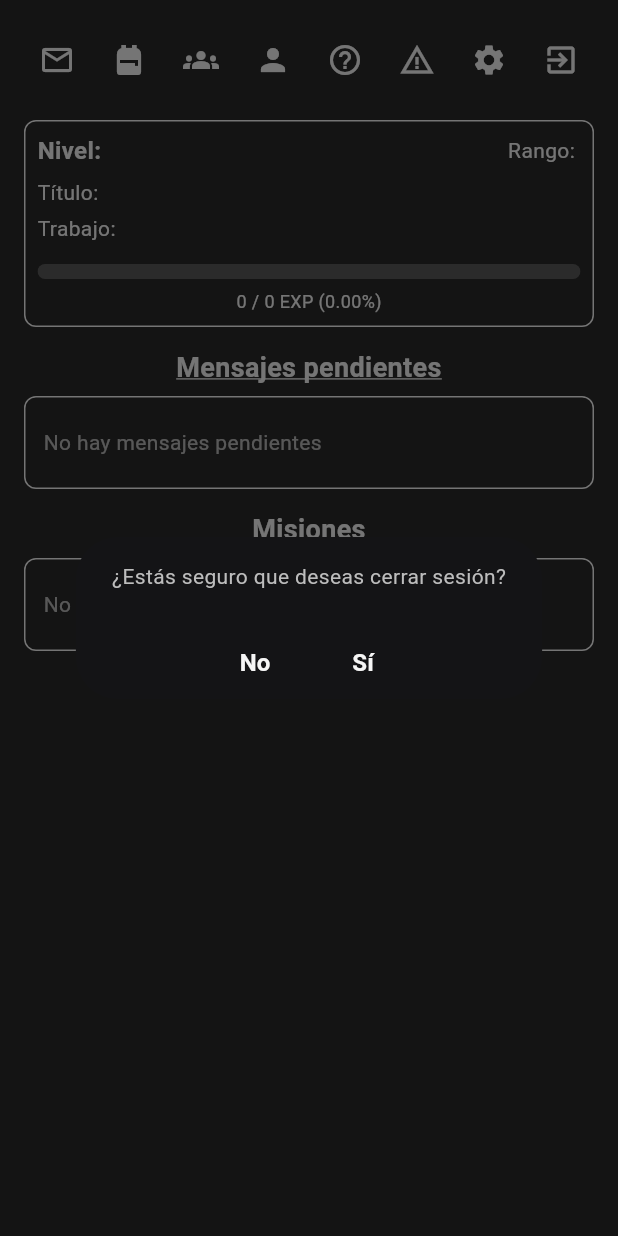
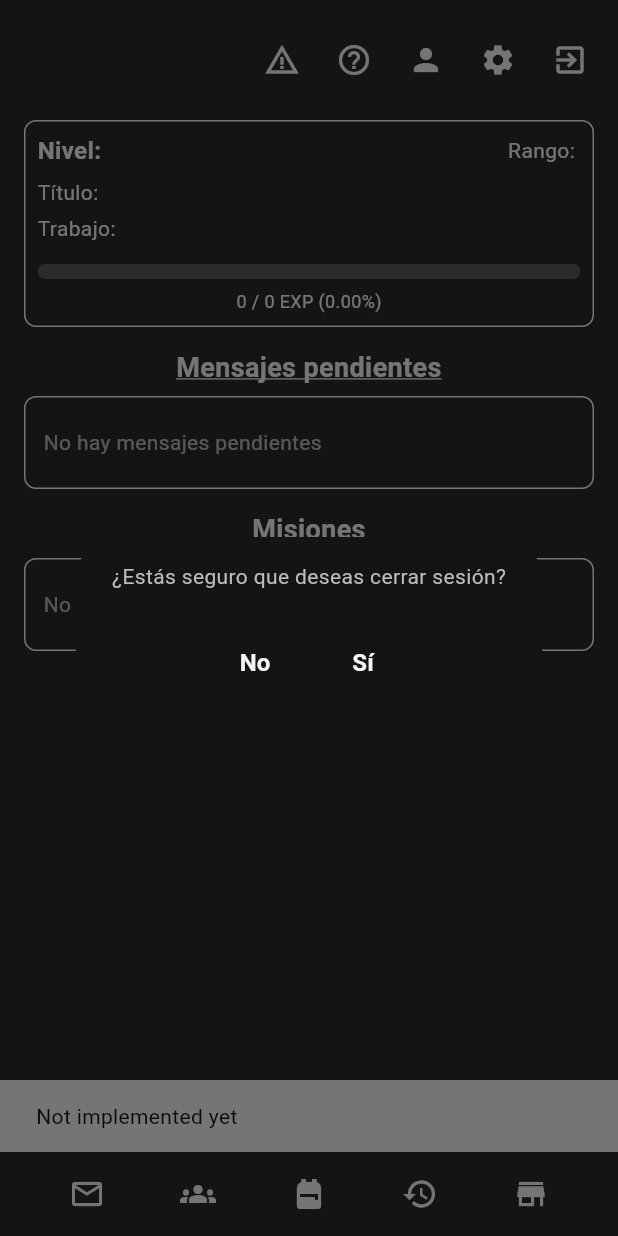
Before and after one commit to Noroetry/lagfrontend, a Flutter app: the HomeScreen screen opened directly, after a tap on the "exit to app" icon, on a phone screen of 412 x 824 dp. Run offline on Flutter 3.47's test engine with Material 3 defaults, Android fonts, the phone set to English and light mode, and no system bars; our stand-ins replace flutter_secure_storage, jwt_decoder; accounts and stored records are empty; network calls fail.

Commit message:
Arreglamos botones

```diff
--- a/lib/views/home/home_screen.dart
+++ b/lib/views/home/home_screen.dart
@@ -4,7 +4,8 @@ import 'package:lagfrontend/controllers/auth_controller.dart';
 import 'package:lagfrontend/controllers/message_controller.dart';
 import 'package:lagfrontend/controllers/quest_controller.dart';
 import 'package:lagfrontend/widgets/coordinated_popups_handler.dart';
-import 'package:lagfrontend/views/home/widgets/home_app_bar.dart';
+import 'package:lagfrontend/views/home/widgets/home_settings_bar.dart';
+import 'package:lagfrontend/views/home/widgets/home_bottom_bar.dart';
 import 'package:lagfrontend/views/home/widgets/user_info_panel.dart';
 import 'package:lagfrontend/views/home/widgets/active_quests_panel.dart';
 import 'package:lagfrontend/views/home/widgets/unread_messages_panel.dart';
@@ -193,8 +194,8 @@ class _HomeScreenState extends State<HomeScreen> {
             child: Column(
               crossAxisAlignment: CrossAxisAlignment.stretch,
               children: [
-                // Top action bar with icons
-                const HomeAppBar(),
+                // Top settings bar with support icons
+                const HomeSettingsBar(),
 
                 const SizedBox(height: 12),
 
@@ -247,6 +248,9 @@ class _HomeScreenState extends State<HomeScreen> {
           ),
         ),
       ),
+      bottomNavigationBar: const SafeArea(
+        child: HomeBottomBar(),
+      ),
     );
   }
 }
--- /dev/null
+++ b/lib/views/home/widgets/home_bottom_bar.dart
@@ -0,0 +1,69 @@
+import 'package:flutter/material.dart';
+
+/// Widget that displays the bottom navigation bar with game functionality icons.
+class HomeBottomBar extends StatelessWidget {
+  const HomeBottomBar({super.key});
+
+  @override
+  Widget build(BuildContext context) {
+    return Container(
+      color: Colors.transparent,
+      padding: const EdgeInsets.symmetric(horizontal: 8.0, vertical: 4.0),
+      child: Row(
+        mainAxisAlignment: MainAxisAlignment.spaceEvenly,
+        children: [
+          IconButton(
+            icon: const Icon(Icons.mail_outline),
+            color: Colors.white,
+            tooltip: 'Mensajes',
+            onPressed: () {
+              ScaffoldMessenger.of(context).showSnackBar(
+                const SnackBar(content: Text('Not implemented yet')),
+              );
+            },
+          ),
+          IconButton(
+            icon: const Icon(Icons.groups),
+            color: Colors.white,
+            tooltip: 'Social',
+            onPressed: () {
+              ScaffoldMessenger.of(context).showSnackBar(
+                const SnackBar(content: Text('Not implemented yet')),
+              );
+            },
+          ),
+          IconButton(
+            icon: const Icon(Icons.backpack),
+            color: Colors.white,
+            tooltip: 'Inventario',
+            onPressed: () {
+              ScaffoldMessenger.of(context).showSnackBar(
+                const SnackBar(content: Text('Not implemented yet')),
+              );
+            },
+          ),
+          IconButton(
+            icon: const Icon(Icons.history),
+            color: Colors.white,
+            tooltip: 'Histórico de Quests',
+            onPressed: () {
+              ScaffoldMessenger.of(context).showSnackBar(
+                const SnackBar(content: Text('Not implemented yet')),
+              );
+            },
+          ),
+          IconButton(
+            icon: const Icon(Icons.store),
+            color: Colors.white,
+            tooltip: 'Tienda',
+            onPressed: () {
+              ScaffoldMessenger.of(context).showSnackBar(
+                const SnackBar(content: Text('Not implemented yet')),
+              );
+            },
+          ),
+        ],
+      ),
+    );
+  }
+}
--- /dev/null
+++ b/lib/views/home/widgets/home_settings_bar.dart
@@ -0,0 +1,98 @@
+import 'package:flutter/material.dart';
+import 'package:provider/provider.dart';
+import 'package:lagfrontend/controllers/auth_controller.dart';
+import 'package:lagfrontend/views/auth/auth_gate.dart';
+
+/// Widget that displays the top settings bar with report, help, profile, settings, and logout buttons.
+class HomeSettingsBar extends StatelessWidget {
+  const HomeSettingsBar({super.key});
+
+  @override
+  Widget build(BuildContext context) {
+    final authController = Provider.of<AuthController>(context, listen: false);
+
+    return Container(
+      color: Colors.transparent,
+      padding: const EdgeInsets.symmetric(horizontal: 8.0, vertical: 4.0),
+      child: Row(
+        mainAxisAlignment: MainAxisAlignment.end,
+        children: [
+          IconButton(
+            icon: const Icon(Icons.warning_amber),
+            color: Colors.white,
+            tooltip: 'Reporte',
+            onPressed: () {
+              ScaffoldMessenger.of(context).showSnackBar(
+                const SnackBar(content: Text('Not implemented yet')),
+              );
+            },
+          ),
+          IconButton(
+            icon: const Icon(Icons.help_outline),
+            color: Colors.white,
+            tooltip: 'Ayuda',
+            onPressed: () {
+              ScaffoldMessenger.of(context).showSnackBar(
+                const SnackBar(content: Text('Not implemented yet')),
+              );
+            },
+          ),
+          IconButton(
+            icon: const Icon(Icons.person),
+            color: Colors.white,
+            tooltip: 'Perfil',
+            onPressed: () {
+              ScaffoldMessenger.of(context).showSnackBar(
+                const SnackBar(content: Text('Not implemented yet')),
+              );
+            },
+          ),
+          IconButton(
+            icon: const Icon(Icons.settings),
+            color: Colors.white,
+            tooltip: 'Configuración',
+            onPressed: () {
+              ScaffoldMessenger.of(context).showSnackBar(
+                const SnackBar(content: Text('Not implemented yet')),
+              );
+            },
+          ),
+          IconButton(
+            icon: const Icon(Icons.exit_to_app),
+            color: Colors.white,
+            tooltip: 'Cerrar sesión',
+            onPressed: () async {
+              final navigator = Navigator.of(context);
+              final confirmed = await showDialog<bool>(
+                context: context,
+                builder: (ctx) => AlertDialog(
+                  content: const Text('¿Estás seguro que deseas cerrar sesión?'),
+                  actionsAlignment: MainAxisAlignment.center,
+                  actionsPadding: const EdgeInsets.symmetric(horizontal: 16),
+                  actions: [
+                    TextButton(
+                      onPressed: () => Navigator.of(ctx).pop(false),
+                      child: const Text('No'),
+                    ),
+                    TextButton(
+                      onPressed: () => Navigator.of(ctx).pop(true),
+                      child: const Text('Sí'),
+                    ),
+                  ],
+                ),
+              );
+              if (confirmed == true) {
+                if (!navigator.mounted) return;
+                authController.logout();
+                navigator.pushAndRemoveUntil(
+                  MaterialPageRoute(builder: (context) => const AuthGate()),
+                  (Route<dynamic> route) => false,
+                );
+              }
+            },
+          ),
+        ],
+      ),
+    );
+  }
+}
--- a/lib/widgets/coordinated_popups_handler.dart
+++ b/lib/widgets/coordinated_popups_handler.dart
@@ -27,16 +27,16 @@ class CoordinatedPopupsHandler {
 
     var processedAny = false;
 
-    // 1. Procesar mensajes
-    processedAny |= await _processMessages(context, messageController);
-    if (!context.mounted) return processedAny;
-
-    // 2. Procesar quests con state 'N'
+    // 1. Procesar quests con state 'N' primero
     processedAny |= await _processQuestsByState(context, questController, 'N');
     if (!context.mounted) return processedAny;
 
-    // 3. Procesar quests con state 'P'
+    // 2. Procesar quests con state 'P'
     processedAny |= await _processQuestsByState(context, questController, 'P');
+    if (!context.mounted) return processedAny;
+
+    // 3. Procesar mensajes al final
+    processedAny |= await _processMessages(context, messageController);
 
     debugPrint('✅ [CoordinatedPopupsHandler] Procesamiento completado. Procesados: $processedAny');
 
```
Also changed, not shown: 2 other files.
